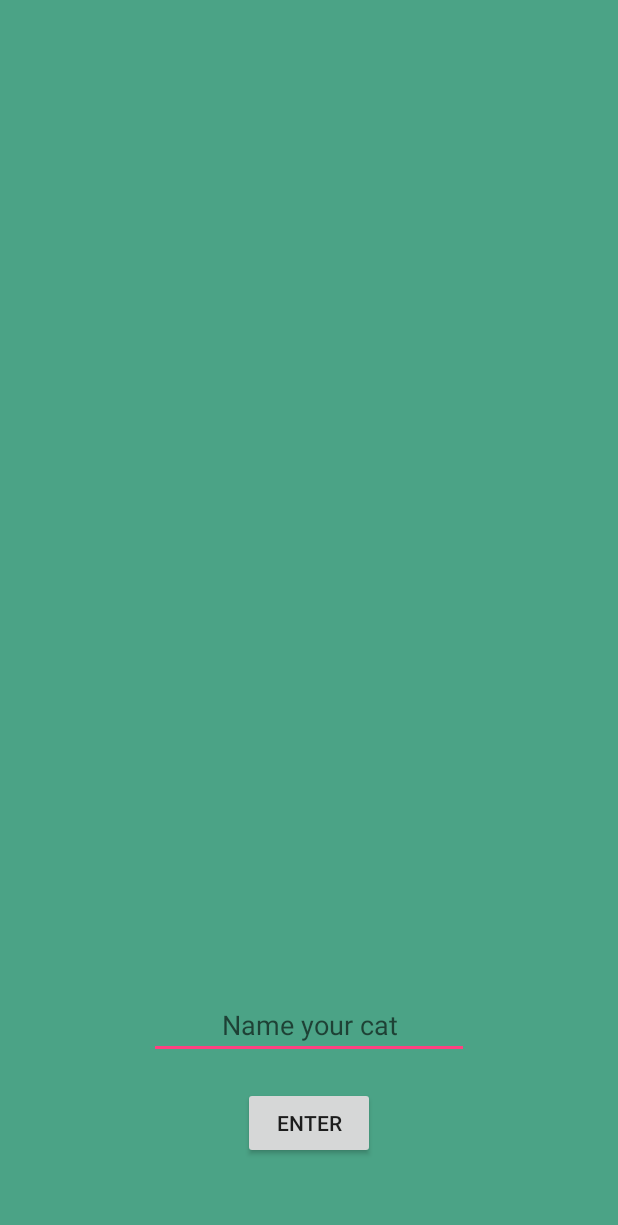
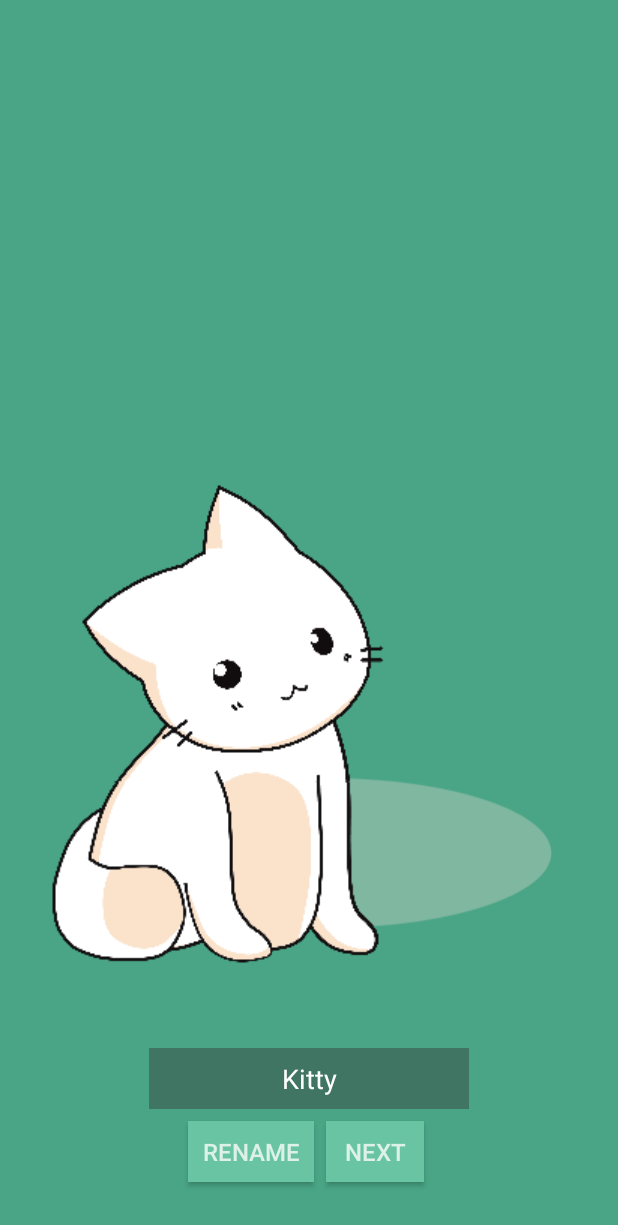
Before and after one commit to taylorty/pennapps-xv, an Android app: the Login screen opened directly, with no data from a screen before it, on a phone screen of 412 x 824 dp. Shown: the top 1225 px of the screen. Run offline under Robolectric (Android 15) with nearby library versions, the phone set to English and light mode, and no system bars.

Commit message:
Merge branch 'animation'
# Conflicts:
#	CatMyLife/.idea/workspace.xml

```diff
--- a/CatMyLife/app/src/main/res/layout/activity_focus_page.xml
+++ b/CatMyLife/app/src/main/res/layout/activity_focus_page.xml
@@ -61,7 +61,7 @@
         android:text="TextView"
         android:layout_width="wrap_content"
         android:layout_height="wrap_content"
-        android:layout_above="@+id/button5"
+        android:layout_below="@+id/catImageView"
         android:layout_alignStart="@+id/button5"
         android:id="@+id/timerTextView" />
 
--- a/CatMyLife/app/src/main/res/layout/activity_login.xml
+++ b/CatMyLife/app/src/main/res/layout/activity_login.xml
@@ -1,5 +1,6 @@
 <?xml version="1.0" encoding="utf-8"?>
 <RelativeLayout xmlns:android="http://schemas.android.com/apk/res/android"
+    xmlns:app="http://schemas.android.com/apk/res-auto"
     xmlns:tools="http://schemas.android.com/tools"
     android:id="@+id/activity_login"
     android:layout_width="match_parent"
@@ -9,27 +10,67 @@
     android:paddingRight="@dimen/activity_horizontal_margin"
     android:paddingTop="@dimen/activity_vertical_margin"
     tools:context="com.catmylife.android.catmylife.Login"
-    android:background="@color/backgroundColor">
+    android:background="@drawable/background">
 
     <EditText
         android:layout_width="wrap_content"
         android:layout_height="wrap_content"
         android:inputType="textPersonName"
         android:ems="10"
-        android:layout_alignParentBottom="true"
-        android:layout_centerHorizontal="true"
-        android:layout_marginBottom="102dp"
         android:id="@+id/loginName"
         android:textAlignment="center"
-        android:hint="Name your cat" />
+        android:hint="Kitty"
+        android:layout_above="@+id/button3"
+        android:layout_centerHorizontal="true"
+        android:background="#FF3F7562"
+        android:padding="8dp"
+        android:textColor="#FFFFFFFF"
+        android:textColorHighlight="#FFFFFFFF"
+        android:textColorHint="#FFFFFFFF"
+        android:textColorLink="#FFFFFFFF" />
+
+    <ImageView
+        android:layout_width="wrap_content"
+        android:layout_height="wrap_content"
+        app:srcCompat="@drawable/normal_cat_animation"
+        android:id="@+id/imageView2"
+        android:layout_above="@+id/loginName"
+        android:layout_alignParentStart="true"
+        android:layout_marginTop="100dp" />
 
     <Button
-        android:text="Enter"
+        android:text="NEXT"
         android:layout_width="wrap_content"
         android:layout_height="wrap_content"
+        android:textColor="#FFDDF0E9"
+        android:background="#FF69C4A4"
+        android:minHeight="0dp"
+        android:minWidth="65dp"
+        android:padding="9dp"
+        android:textSize="16sp"
+        android:id="@+id/button3"
+        android:onClick="submit"
+        android:layout_alignBaseline="@+id/button8"
+        android:layout_alignBottom="@+id/button8"
+        android:layout_toEndOf="@+id/button8"
+        android:layout_marginLeft="8dp"
+        android:layout_marginTop="8dp" />
+
+    <Button
+        android:text="Rename"
+        android:layout_width="wrap_content"
+        android:layout_height="wrap_content"
+        android:textColor="#FFDDF0E9"
+        android:background="#FF69C4A4"
+        android:minHeight="0dp"
+        android:minWidth="65dp"
+        android:padding="9dp"
+        android:textSize="16sp"
+        android:layout_marginBottom="20dp"
+        android:id="@+id/button8"
+        android:onClick="submit"
+        android:layout_marginStart="26dp"
         android:layout_alignParentBottom="true"
-        android:layout_centerHorizontal="true"
-        android:layout_marginBottom="35dp"
-        android:id="@+id/button2"
-        android:onClick="submit" />
+        android:layout_alignStart="@+id/loginName"
+        android:layout_marginTop="8dp" />
 </RelativeLayout>
--- a/CatMyLife/app/src/main/res/layout/activity_main.xml
+++ b/CatMyLife/app/src/main/res/layout/activity_main.xml
@@ -16,7 +16,6 @@
         android:layout_width="wrap_content"
         android:layout_height="wrap_content"
         android:id="@+id/textView3"
-        android:textColorLink="@color/OutsideTextColor"
         android:textColor="#D2DFD8"
         android:textSize="18sp"
         android:layout_below="@+id/textView2"
@@ -28,7 +27,6 @@
         android:layout_width="wrap_content"
         android:layout_height="wrap_content"
         android:id="@+id/textView2"
-        android:textColorLink="@color/OutsideTextColor"
         android:textColor="#D2DFD8"
         android:textSize="18sp"
         android:layout_marginTop="61dp"
--- a/CatMyLife/app/src/main/res/layout/activity_main_page.xml
+++ b/CatMyLife/app/src/main/res/layout/activity_main_page.xml
@@ -52,7 +52,6 @@
         android:layout_width="wrap_content"
         android:layout_height="wrap_content"
         android:id="@+id/textView3"
-        android:textColorLink="@color/OutsideTextColor"
         android:textColor="#D2DFD8"
         android:textSize="18sp"
         android:textStyle="bold"
@@ -65,7 +64,6 @@
         android:layout_width="wrap_content"
         android:layout_height="wrap_content"
         android:id="@+id/textView2"
-        android:textColorLink="@color/OutsideTextColor"
         android:textColor="#D2DFD8"
         android:textSize="20sp"
         android:layout_alignBottom="@+id/textView"
@@ -77,7 +75,6 @@
         android:layout_width="wrap_content"
         android:layout_height="wrap_content"
         android:id="@+id/textView4"
-        android:textColorLink="@color/OutsideTextColor"
         android:textColor="#D2DFD8"
         android:textSize="18sp"
         android:textStyle="bold"
```
